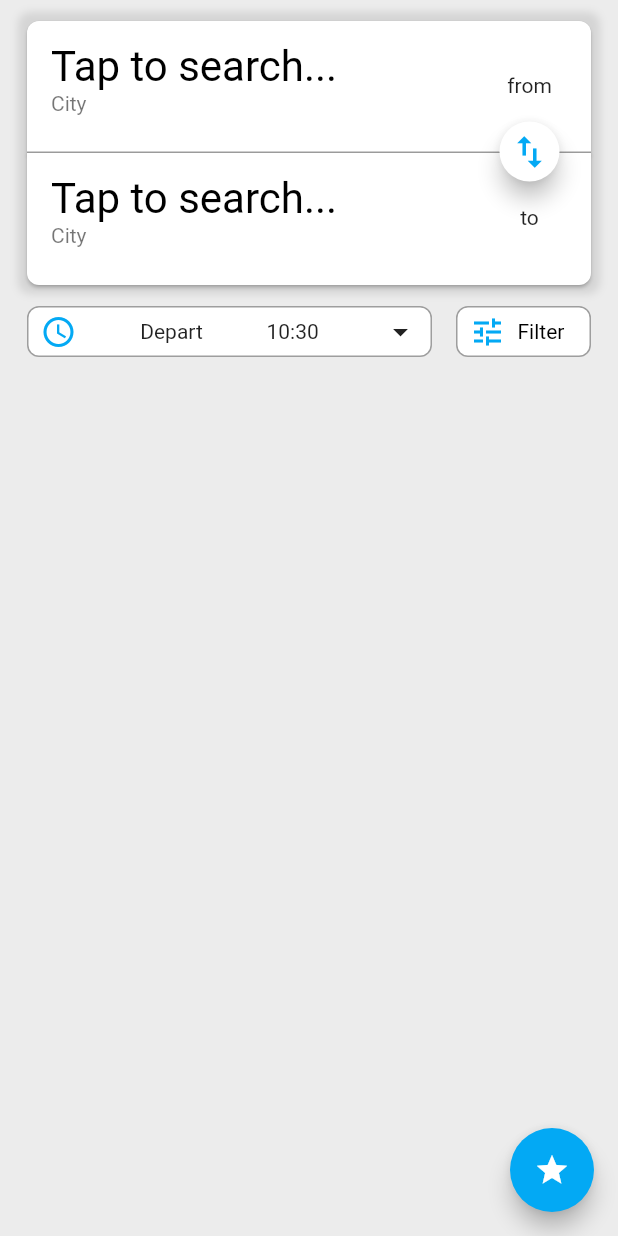
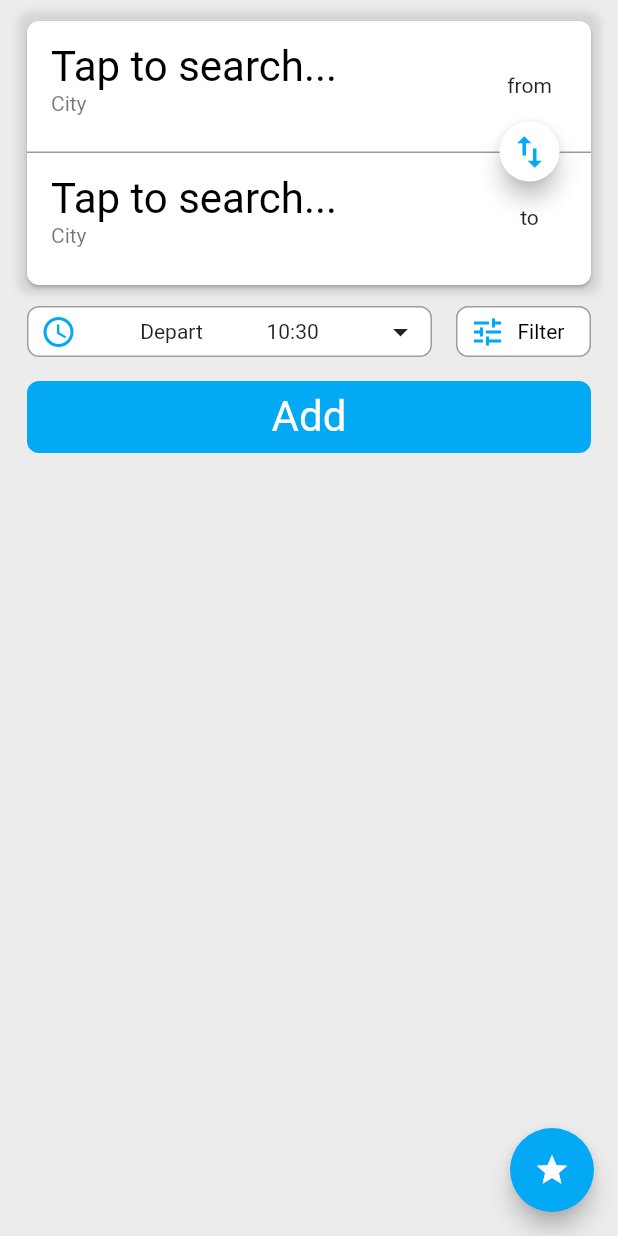
Before and after one commit to notCactus/trip_watcher, a Flutter app: the screen it shows after launch, on a phone screen of 412 x 824 dp. Run offline on Flutter 3.47's test engine with Material 2 defaults, Android fonts, the phone set to English and light mode, and no system bars; our stand-ins replace device_preview.

Commit message:
Add AddButton widget.

```diff
--- a/lib/pages/home_page.dart
+++ b/lib/pages/home_page.dart
@@ -3,6 +3,7 @@ import 'package:flutter/material.dart';
 import '../widgets/departure_time.dart';
 import '../widgets/filter.dart';
 import '../widgets/search.dart';
+import '../widgets/add_button.dart';
 
 class HomePage extends StatelessWidget {
   static const routeName = '/home';
@@ -34,6 +35,10 @@ class HomePage extends StatelessWidget {
                 ],
               ),
             ),
+            SizedBox(
+              height: 16,
+            ),
+            AddButton(onTapFunction: () => print('Tap!'),),
           ],
         ),
       ),
--- /dev/null
+++ b/lib/widgets/add_button.dart
@@ -0,0 +1,39 @@
+import 'package:flutter/material.dart';
+
+class AddButton extends StatelessWidget {
+  final Function onTapFunction;
+
+  AddButton({@required this.onTapFunction,});
+
+  @override
+  Widget build(BuildContext context) {
+    return Ink(
+      decoration: BoxDecoration(
+        borderRadius: BorderRadius.circular(8),
+        color: Colors.lightBlue,
+      ),
+      child: InkWell(
+        onTap: () {
+          onTapFunction();
+        },
+        borderRadius: BorderRadius.circular(8),
+        child: Container(
+          height: 48,
+          width: MediaQuery.of(context).size.width - 36,
+          decoration: BoxDecoration(
+            borderRadius: BorderRadius.circular(8),
+          ),
+          child: Center(
+            child: Text(
+              'Add',
+              style: TextStyle(
+                color: Colors.white,
+                fontSize: 28,
+              ),
+            ),
+          ),
+        ),
+      ),
+    );
+  }
+}
```
